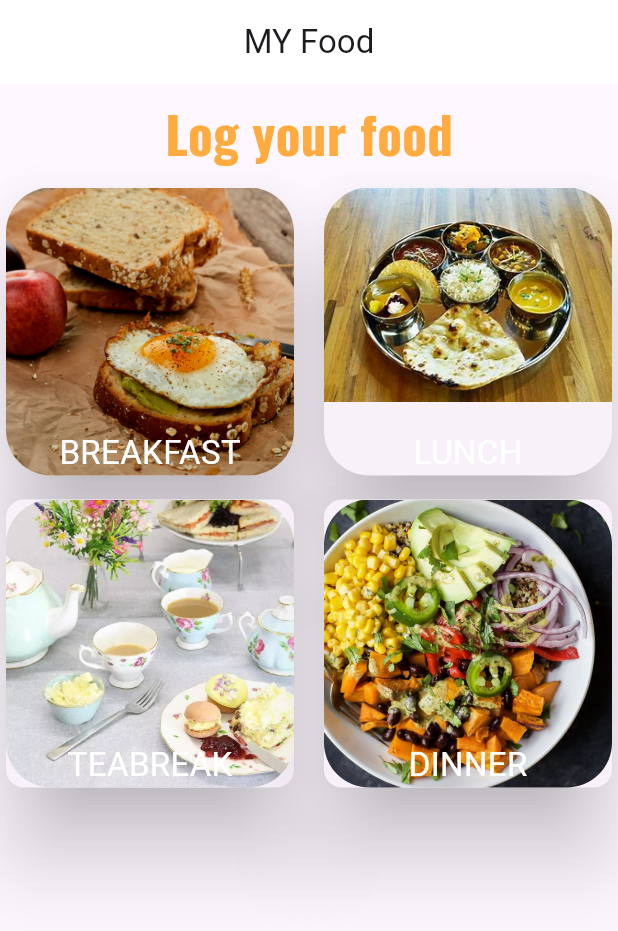
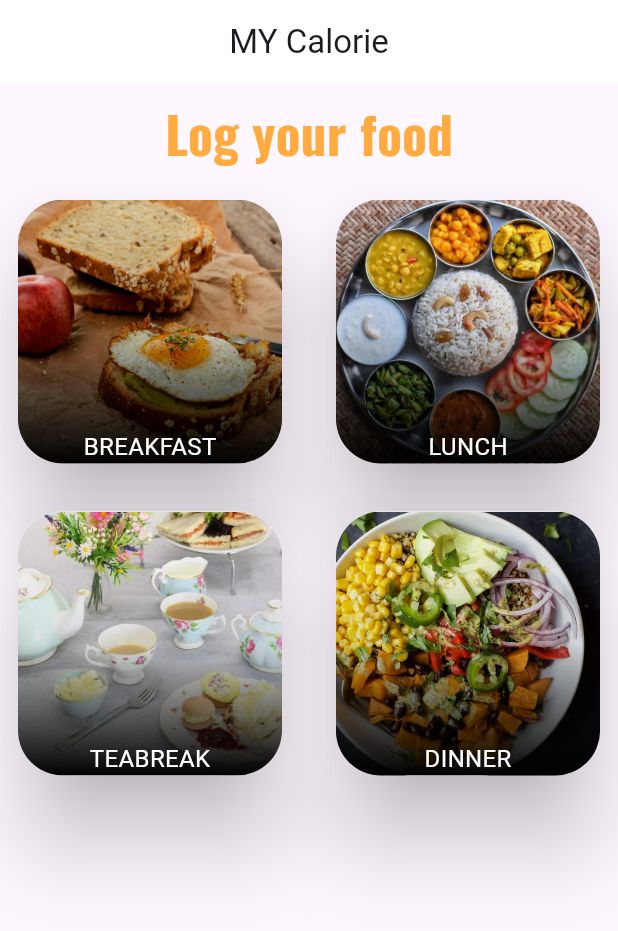
Before and after one commit to Tanujs1994/Calorie-app, a Flutter app: the screen it shows after launch, on a phone screen of 412 x 824 dp. Shown: the top 931 px of the screen. Run offline on Flutter 3.47's test engine with Material 2 defaults, Android fonts, the phone set to English and light mode, and no system bars.

Commit message:
seprate Widget for food item

```diff
--- a/lib/Intropage.dart
+++ b/lib/Intropage.dart
@@ -3,14 +3,16 @@
 import 'dart:math';
 
 import 'package:flutter/material.dart';
+import 'package:flutter_application_1/foodcard.dart';
 import 'package:flutter_application_1/main.dart';
+import 'package:flutter_application_1/toptobottomGradient.dart';
 
 class IntroPage extends StatelessWidget{
   @override
   Widget build(BuildContext context) {
     return Scaffold(
       appBar: AppBar(
-        title: Center(child: Text('MY Food')),
+        title: Center(child: Text('MY Calorie')),
         backgroundColor: Colors.white,
 
       ),
@@ -31,46 +33,10 @@ class IntroPage extends StatelessWidget{
             crossAxisSpacing: 12,
 
             children: [
-              Card(
-                elevation: 25,
-                shape: RoundedRectangleBorder(borderRadius: BorderRadius.all(Radius.circular(30))),
-                child: Stack(children:[
-                  ClipRRect(borderRadius: BorderRadius.all(Radius.circular(30)),child: Image.asset('assets/images/breakfast.jpg')),
-                  Container(
-                    alignment: Alignment.bottomCenter,
-                    child: Text('BREAKFAST',style: TextStyle(fontSize: 22,color: Colors.white),),
-                  ),
-                ] ),
-              ),
-
-              Card(
-                elevation: 25,
-                shape: RoundedRectangleBorder(borderRadius: BorderRadius.all(Radius.circular(30))),
-                child: Stack(children:[
-                  ClipRRect(borderRadius: BorderRadius.only(topLeft:Radius.circular(30), topRight: Radius.circular(30) ),child: Image.asset('assets/images/lunch.jpg')),
-                  Container(alignment: Alignment.bottomCenter,
-                  child: Text('LUNCH', style: TextStyle(fontSize: 22, color: Colors.white),))
-                ] ),
-              ),
-              Card(
-                elevation: 25,
-                child: Stack(children:[
-                  ClipRRect(borderRadius: BorderRadius.all(Radius.circular(30)),child: Image.asset('assets/images/teabreak.jpg')),
-                  Container(alignment: Alignment.bottomCenter,
-                  child: Text('TEABREAK',style: TextStyle(fontSize: 22, color: Colors.white)))
-                ] ),
-              ),
-              Card(
-                elevation: 25,
-                child: Stack(children:[
-                 ClipRRect(borderRadius: BorderRadius.all(Radius.circular(30)),child: Image.asset('assets/images/dinner.jpg')),
-                 Container(alignment: Alignment.bottomCenter,
-                 child: Text('DINNER',style: TextStyle(fontSize: 22, color: Colors.white)))
-                ]
-                ),
-              ),
-
-
+            Tanujfoodcard(imagePath:'assets/images/breakfast.jpg' , cardTitle:'BREAKFAST' ),
+            Tanujfoodcard(imagePath: 'assets/images/lunchh.jpg', cardTitle: 'LUNCH'),
+            Tanujfoodcard(imagePath: 'assets/images/teabreak.jpg', cardTitle: 'TEABREAK'),
+            Tanujfoodcard(imagePath: 'assets/images/dinner.jpg', cardTitle: 'DINNER'),
             ],
 
             ),
--- /dev/null
+++ b/lib/foodcard.dart
@@ -0,0 +1,27 @@
+import 'package:flutter/material.dart';
+import 'package:flutter_application_1/toptobottomGradient.dart';
+
+class Tanujfoodcard extends StatelessWidget {
+  final String imagePath;
+  final String cardTitle;
+  const Tanujfoodcard({super.key, required this.imagePath, required this.cardTitle});
+
+  @override
+  Widget build(BuildContext context) {
+    return Padding(
+      padding: const EdgeInsets.all(8.0),
+      child: Card(
+                  elevation: 25,
+                  shape: RoundedRectangleBorder(borderRadius: BorderRadius.all(Radius.circular(30))),
+                  child: Stack(children:[
+                    ClipRRect(borderRadius: BorderRadius.all(Radius.circular(30)),child: Image.asset('$imagePath')),
+
+                    Mygradient(),
+                    Container(alignment: Alignment.bottomCenter,
+                    child: Text(cardTitle,style: TextStyle(fontSize: 16, color: Colors.white))),
+
+                  ] ),
+                ),
+    );
+  }
+}
--- a/lib/main.dart
+++ b/lib/main.dart
@@ -1,8 +1,10 @@
 // ignore_for_file: prefer_const_constructors
 import 'package:flutter/material.dart';
+import 'package:flutter/rendering.dart';
 import 'package:flutter_application_1/Intropage.dart';
 
 void main() {
+  //  debugPaintSizeEnabled=true;
   runApp(const MyApp());
 }
 
--- /dev/null
+++ b/lib/toptobottomGradient.dart
@@ -0,0 +1,27 @@
+import 'package:flutter/material.dart';
+
+class Mygradient extends StatelessWidget {
+  const Mygradient({super.key});
+
+  @override
+  Widget build(BuildContext context) {
+    return  ClipRRect(
+                    borderRadius: BorderRadius.all(Radius.circular(30)),
+                    child: Container(
+                    width: double.infinity,
+                    height: double.infinity,
+                    decoration: BoxDecoration(
+                      gradient: LinearGradient(
+                        begin: Alignment.topCenter,
+                        end: Alignment.bottomCenter,
+                        colors: <Color>[
+                                Colors.black.withAlpha(0),
+                                Colors.black12,
+                                Colors.black],
+                      ),
+                    ),
+
+                                  ),
+                  );
+  }
+}
```
Also changed, not shown: assets/images/lunch.jpg (deleted), assets/images/lunchh.jpg (added).
